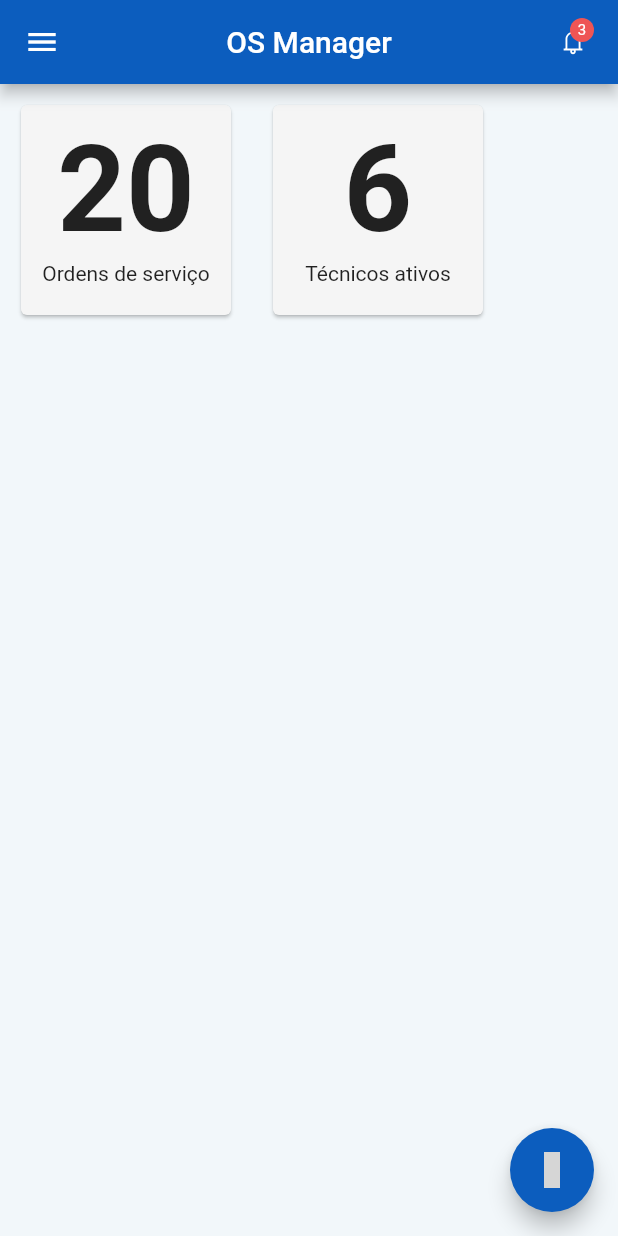
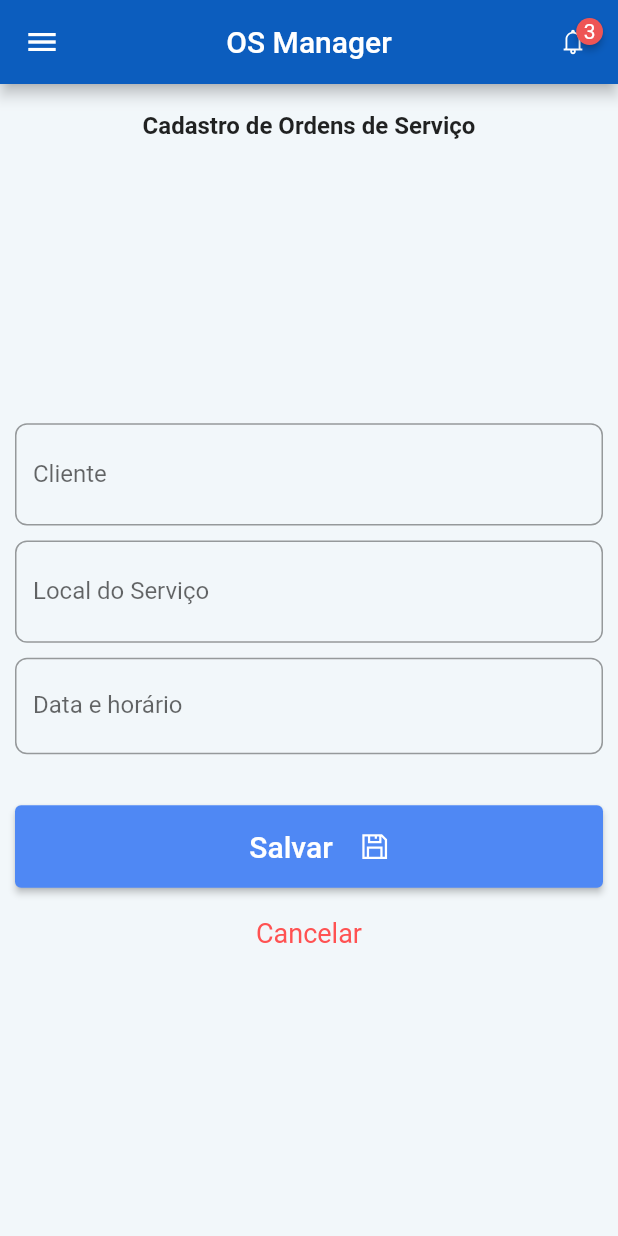
Before and after one commit to MarcioJCarvalho/os_manager, a Flutter app: the screen it shows after launch, after a tap on an icon or button, on a phone screen of 412 x 824 dp. Run offline on Flutter 3.47's test engine with Material 2 defaults, Android fonts, the phone set to English and light mode, and no system bars; drawn by our look-alikes of badges; our stand-ins replace animated_splash_screen, line_icons, lottie; network calls fail; Roboto replaces fonts that are missing (Montserrat); grey boxes are pictures that could not be loaded.

Commit message:
tela de home com lista de OS com tela de cadastro

```diff
--- a/lib/app.dart
+++ b/lib/app.dart
@@ -6,6 +6,7 @@ import 'package:os_manager/pages/equipamento/lista.dart';
 import 'package:os_manager/pages/home/home.dart';
 import 'package:os_manager/pages/login.dart';
 import 'package:os_manager/pages/ocorrencia/lista.dart';
+import 'package:os_manager/pages/os/cadastro.dart';
 import 'package:os_manager/pages/os/lista.dart';
 import 'package:os_manager/pages/splash.dart';
 import 'package:os_manager/pages/tecnico/lista.dart';
@@ -18,9 +19,9 @@ class App extends StatelessWidget {
   Widget build(BuildContext context) {
     SystemChrome.setSystemUIOverlayStyle(
       SystemUiOverlayStyle(
-          statusBarColor: primaryColor,
-          systemNavigationBarColor: primaryColor,
-        ),
+        statusBarColor: primaryColor,
+        systemNavigationBarColor: primaryColor,
+      ),
     );
     return MaterialApp(
       debugShowCheckedModeBanner: false,
@@ -31,6 +32,7 @@ class App extends StatelessWidget {
         "home": (context) => const Home(),
         "login": (context) => const Login(),
         "osLista": (context) => const OsLista(),
+        "osCadastro": (context) => const Cadastro(),
         "tecnicoLista": (context) => const TecnicoLista(),
         "clienteLista": (context) => const ClienteLista(),
         "colaboradorLista": (context) => const ColaboradorLista(),
--- a/lib/menu.dart
+++ b/lib/menu.dart
@@ -12,12 +12,11 @@ class Menu extends StatelessWidget {
         padding: EdgeInsets.zero,
         children: <Widget>[
           UserAccountsDrawerHeader(
-            accountEmail: Text("consinha_amarelo@email.com"),
+            accountEmail: Text("corsinha_amarelo@email.com"),
             accountName: Text("Mc Champinho"),
             currentAccountPicture: CircleAvatar(
               backgroundImage: NetworkImage(
-                'https://pbs.twimg.com/profile_images/2456322047/004XJm-y7WR-_-mc-champions-e-gu-do-vaz-de-lima-pode-vi_400x400.jpg'
-              ),
+                  'https://pbs.twimg.com/profile_images/2456322047/004XJm-y7WR-_-mc-champions-e-gu-do-vaz-de-lima-pode-vi_400x400.jpg'),
             ),
             decoration: const BoxDecoration(
               color: Color(0xFF0C5DBE),
--- a/lib/pages/home/home.dart
+++ b/lib/pages/home/home.dart
@@ -3,6 +3,7 @@ import 'package:line_icons/line_icons.dart';
 import 'package:os_manager/menu.dart';
 import 'package:os_manager/pages/home/home_content.dart';
 import 'package:os_manager/utils/colors.dart';
+import 'package:badges/badges.dart';
 
 class Home extends StatelessWidget {
   const Home({Key? key}) : super(key: key);
@@ -29,8 +30,12 @@ class Home extends StatelessWidget {
                       child: Container(
                           width: 20,
                           child: Badge(
-                            backgroundColor: dangerColor,
-                            label: const Text('3'),
+                            showBadge: true,
+                            badgeColor: dangerColor,
+                            badgeContent: const Text(
+                              '3',
+                              style: TextStyle(color: Colors.white),
+                            ),
                             child: const Icon(
                               LineIcons.bell,
                             ),
--- a/lib/pages/home/home_content.dart
+++ b/lib/pages/home/home_content.dart
@@ -2,6 +2,8 @@ import 'package:flutter/material.dart';
 import 'package:line_icons/line_icons.dart';
 import 'package:os_manager/pages/home/widgets/card_os.dart';
 import 'package:os_manager/pages/home/widgets/card_tecnico.dart';
+import 'package:os_manager/pages/home/widgets/list_os.dart';
+import 'package:os_manager/rotas.dart';
 import 'package:os_manager/utils/colors.dart';
 
 class HomeContent extends StatelessWidget {
@@ -11,31 +13,47 @@ class HomeContent extends StatelessWidget {
   Widget build(BuildContext context) {
     return Scaffold(
       backgroundColor: grayColor,
-      body: SingleChildScrollView(
-        child: Container(
+      body: Column(
+        children: <Widget>[
+          Expanded(
+              flex: 3,
               child: Row(
-            crossAxisAlignment: CrossAxisAlignment.center,
                 children: [
-              CardOs(),
-              CardTecnico(),
+                  Expanded(flex: 5, child: CardOs()),
+                  Expanded(flex: 5, child: CardTecnico()),
+                ],
+              )),
+          Row(
+            mainAxisAlignment: MainAxisAlignment.start,
+            children: [
+              Padding(padding: const EdgeInsets.all(8)),
+              Text(
+                "Ordens de Serviço",
+                style: TextStyle(
+                  fontSize: 16,
+                  fontFamily: 'Montserrat',
+                  fontWeight: FontWeight.bold,
+                ),
+              ),
             ],
           ),
+          Expanded(flex: 9, child: ListOs()),
+        ],
       ),
-      ),
-      floatingActionButton: _actionButton(),
+      floatingActionButton: _actionButton(context),
     );
   }
 
-  FloatingActionButton _actionButton(){
+  FloatingActionButton _actionButton(BuildContext context) {
     return FloatingActionButton(
       hoverColor: secundaryColor,
       tooltip: "Criar nova OS",
       onPressed: () {
         // Navegar para cadastro de OS
+        Navigator.pushNamed(context, Rotas.OS_CADASTRO);
       },
       backgroundColor: primaryColor,
       child: const Icon(LineIcons.medicalNotes),
     );
   }
-
 }
--- a/lib/pages/home/widgets/card_os.dart
+++ b/lib/pages/home/widgets/card_os.dart
@@ -1,5 +1,4 @@
 import 'package:flutter/material.dart';
-import 'package:line_icons/line_icon.dart';
 
 class CardOs extends StatelessWidget {
   const CardOs({Key? key}) : super(key: key);
@@ -7,21 +6,21 @@ class CardOs extends StatelessWidget {
   @override
   Widget build(BuildContext context) {
     return Container(
-      padding: EdgeInsets.all(10.0),
+      padding: const EdgeInsets.all(10.0),
       child: Center(
         child: Column(
           children: <Widget>[
             Card(
               color: Colors.grey[100],
               child: Container(
-                height: 140,
-                width: 140,
-                padding: EdgeInsets.all(10),
+                height: 145,
+                width: 145,
+                padding: const EdgeInsets.all(10),
                 child: Column(
                     crossAxisAlignment: CrossAxisAlignment.center,
-                    children: <Widget>[
+                    children: [
                       Text(
-                        "20",
+                        "6",
                         style: TextStyle(
                           fontFamily: 'Montserrat',
                           fontWeight: FontWeight.bold,
@@ -33,10 +32,12 @@ class CardOs extends StatelessWidget {
                       Text(
                         "Ordens de serviço",
                         style: TextStyle(
-                          fontSize: 14,
+                          fontSize: 12,
                           fontFamily: 'Montserrat',
                         ),
-                      )
+                        maxLines: 1,
+                        overflow: TextOverflow.ellipsis,
+                      ),
                     ]),
               ),
             ),
--- a/lib/pages/home/widgets/card_tecnico.dart
+++ b/lib/pages/home/widgets/card_tecnico.dart
@@ -6,21 +6,19 @@ class CardTecnico extends StatelessWidget {
   @override
   Widget build(BuildContext context) {
     return Container(
-      padding: EdgeInsets.all(10.0),
+      padding: const EdgeInsets.all(10.0),
       child: Center(
         child: Column(
           children: <Widget>[
             Card(
               color: Colors.grey[100],
               child: Container(
-                height: 140,
-                width: 140,
-                padding: EdgeInsets.all(10),
-                child: Column(
-                    crossAxisAlignment: CrossAxisAlignment.center,
-                    children: <Widget>[
+                height: 145,
+                width: 145,
+                padding: const EdgeInsets.all(10),
+                child: Column(children: [
                   Text(
-                        "6",
+                    "3",
                     style: TextStyle(
                       fontFamily: 'Montserrat',
                       fontWeight: FontWeight.bold,
@@ -32,10 +30,12 @@ class CardTecnico extends StatelessWidget {
                   Text(
                     "Técnicos ativos",
                     style: TextStyle(
-                          fontSize: 14,
+                      fontSize: 12,
                       fontFamily: 'Montserrat',
                     ),
-                      )
+                    maxLines: 1,
+                    overflow: TextOverflow.ellipsis,
+                  ),
                 ]),
               ),
             ),
--- /dev/null
+++ b/lib/pages/home/widgets/list_os.dart
@@ -0,0 +1,58 @@
+import 'package:flutter/material.dart';
+import 'package:os_manager/pages/os/widgets/card.dart';
+
+class ListOs extends StatelessWidget {
+  const ListOs({Key? key}) : super(key: key);
+
+  final String cliente = '';
+  final String data = '';
+  final String endereco = '';
+
+  @override
+  Widget build(BuildContext context) {
+    return Container(
+      padding: const EdgeInsets.all(8),
+      child: SingleChildScrollView(
+        child: Column(children: <Widget>[
+          SingleChildScrollView(
+            scrollDirection: Axis.vertical,
+            child: Column(
+              children: [
+                CardOS(
+                  cliente: 'Cliente1',
+                  data: '10/04/2023',
+                  endereco: 'Av Principal',
+                ),
+                CardOS(
+                  cliente: 'Cliente2',
+                  data: '30/04/2023',
+                  endereco: 'Rua 1',
+                ),
+                CardOS(
+                  cliente: 'Cliente3',
+                  data: '15/04/2023',
+                  endereco: 'Rua 2',
+                ),
+                CardOS(
+                  cliente: 'Cliente4',
+                  data: '01/04/2023',
+                  endereco: 'Av Principal 2',
+                ),
+                CardOS(
+                  cliente: 'Cliente5',
+                  data: '10/04/2023',
+                  endereco: 'Av Principal',
+                ),
+                CardOS(
+                  cliente: 'Cliente6',
+                  data: '05/04/2023',
+                  endereco: 'Rua 3',
+                ),
+              ],
+            ),
+          ),
+        ]),
+      ),
+    );
+  }
+}
--- a/lib/pages/os/cadastro.dart
+++ b/lib/pages/os/cadastro.dart
@@ -0,0 +1,60 @@
+import 'package:badges/badges.dart';
+import 'package:flutter/material.dart';
+import 'package:line_icons/line_icons.dart';
+import 'package:os_manager/menu.dart';
+import 'package:os_manager/pages/os/cadastro_content.dart';
+import 'package:os_manager/utils/colors.dart';
+
+class Cadastro extends StatelessWidget {
+  const Cadastro({ Key? key }) : super(key: key);
+
+  @override
+  Widget build(BuildContext context) {
+    return LayoutBuilder(builder: (context, constraints) {
+      final bool isMobile = constraints.maxWidth < 600;
+      return Scaffold(
+        appBar: AppBar(
+            centerTitle: isMobile,
+            backgroundColor: primaryColor,
+            automaticallyImplyLeading: isMobile,
+            // logo
+            title: const Text('OS Manager'),
+            actions: <Widget>[
+              Container(
+                padding: const EdgeInsets.only(
+                  right: 20,
+                ),
+                child: Stack(
+                  children: [
+                    Center(
+                      child: Container(
+                          width: 20,
+                          child: Badge(
+                            showBadge: true,
+                            badgeColor: dangerColor,
+                            badgeContent: const Text(
+                              '3',
+                              style: TextStyle(color: Colors.white),
+                            ),
+                            child: const Icon(
+                              LineIcons.bell,
+                            ),
+                          )),
+                    ),
+                  ],
+                ),
+              ),
+            ]),
+        drawer: const Menu(),
+        body: isMobile
+            ? const CadastroContent()
+            : Row(
+                children: const <Widget>[
+                  Menu(),
+                  Expanded(child: CadastroContent()),
+                ],
+              ),
+      );
+    });
+  }
+}
--- /dev/null
+++ b/lib/pages/os/cadastro_content.dart
@@ -0,0 +1,42 @@
+import 'package:flutter/material.dart';
+import 'package:os_manager/pages/os/widgets/form.dart';
+import 'package:os_manager/utils/colors.dart';
+
+class CadastroContent extends StatelessWidget {
+  const CadastroContent({Key? key}) : super(key: key);
+
+  @override
+  Widget build(BuildContext context) {
+    return Scaffold(
+      backgroundColor: grayColor,
+      body: Container(
+        margin: const EdgeInsets.all(5),
+        padding: const EdgeInsets.all(5),
+        child: Column(
+          children: <Widget>[
+            Row(
+              mainAxisAlignment: MainAxisAlignment.center,
+              children: [
+                Padding(padding: const EdgeInsets.only(top: 35)),
+                Text(
+                  "Cadastro de Ordens de Serviço",
+                  style: TextStyle(
+                    fontSize: 16,
+                    fontFamily: 'Montserrat',
+                    fontWeight: FontWeight.bold,
+                  ),
+                ),
+              ],
+            ),
+            Expanded(
+                child: Row(
+              children: [
+                Expanded(child: Formulario()),
+              ],
+            )),
+          ],
+        ),
+      ),
+    );
+  }
+}
--- /dev/null
+++ b/lib/pages/os/widgets/card.dart
@@ -0,0 +1,87 @@
+import 'package:flutter/material.dart';
+
+// ignore: must_be_immutable
+class CardOS extends StatelessWidget {
+  String cliente;
+  String endereco;
+  String data;
+
+  CardOS(
+      {Key? key,
+      required this.cliente,
+      required this.endereco,
+      required this.data})
+      : super(key: key);
+
+  @override
+  Widget build(BuildContext context) {
+    return Column(
+      crossAxisAlignment: CrossAxisAlignment.start,
+      children: [
+        SizedBox(height: 10),
+        RawMaterialButton(
+          fillColor: Colors.white,
+          onPressed: () => {},
+          elevation: 2,
+          shape: RoundedRectangleBorder(
+              borderRadius: BorderRadius.all(Radius.circular(12))),
+          child: IntrinsicHeight(
+            child: Row(
+              children: [
+                SizedBox(height: 80, width: 30),
+                Text("8:50",
+                    style: TextStyle(color: Colors.black, fontSize: 16)),
+                VerticalDivider(
+                  width: 50,
+                  thickness: 1,
+                  endIndent: 10,
+                  color: Colors.grey,
+                  indent: 10,
+                ),
+                Expanded(
+                  child: Column(
+                    mainAxisAlignment: MainAxisAlignment.center,
+                    crossAxisAlignment: CrossAxisAlignment.start,
+                    children: [
+                      Text(cliente,
+                          style: TextStyle(
+                              fontWeight: FontWeight.bold, fontSize: 16)),
+                      SizedBox(height: 3),
+                      Text(endereco,
+                          style: TextStyle(
+                              fontWeight: FontWeight.bold, fontSize: 16)),
+                      Text(data,
+                          style: TextStyle(
+                              fontWeight: FontWeight.bold, fontSize: 16)),
+                    ],
+                  ),
+                ),
+                Icon(Icons.arrow_forward_ios),
+              ],
+            ),
+          ),
+        ),
+      ],
+    );
+    // Container(
+    //   margin: const EdgeInsets.all(5),
+    //   height: 100,
+    //   padding: const EdgeInsets.all(5),
+    //   decoration: BoxDecoration(
+    //     color: Colors.grey.shade300,
+    //     borderRadius: BorderRadius.circular(10),
+    //   ),
+    //   child: Row(
+    //     children: [
+    //       Column(
+    //         children: [
+    //           Text(cliente),
+    //           Text(endereco),
+    //           Text(data),
+    //         ],
+    //       ),
+    //     ],
+    //   ),
+    // );
+  }
+}
--- /dev/null
+++ b/lib/pages/os/widgets/form.dart
@@ -0,0 +1,132 @@
+import 'package:flutter/material.dart';
+import 'package:line_icons/line_icons.dart';
+import 'package:os_manager/rotas.dart';
+
+class Formulario extends StatefulWidget {
+  const Formulario({Key? key}) : super(key: key);
+
+  @override
+  State<Formulario> createState() => _FormularioState();
+}
+
+class _FormularioState extends State<Formulario> {
+  final _nomeCliente = TextEditingController();
+  final _enderecoCliente = TextEditingController();
+  final _dataAgendamento = TextEditingController();
+  final _form = GlobalKey<FormState>();
+
+  _salvar(BuildContext context) {
+    if (_form.currentState!.validate()) {
+      // futuramente salvar o cadastro
+      Navigator.pushNamed(context, Rotas.HOME);
+      ScaffoldMessenger.of(context).showSnackBar(
+        const SnackBar(
+            content: Text('Ordem de serviço cadastrada com sucesso!')),
+      );
+    }
+  }
+
+  _cancelar() {
+    Navigator.pushNamed(context, Rotas.HOME);
+  }
+
+  @override
+  Widget build(BuildContext context) {
+    return Form(
+      // para recuperar os dados do form posteriormente
+      key: _form,
+      child: SingleChildScrollView(
+        child: Column(children: [
+          TextFormField(
+            controller: _nomeCliente,
+            style: const TextStyle(fontSize: 16),
+            decoration: InputDecoration(
+                border: OutlineInputBorder(
+                  borderRadius: BorderRadius.all(Radius.circular(8)),
+                ),
+                labelText: 'Cliente',
+                prefix: Icon(LineIcons.user)),
+            keyboardType: TextInputType.name,
+            validator: (value) {
+              if (value!.isEmpty) {
+                return 'O nome do cliente é obtigatório';
+              }
+            },
+          ),
+          SizedBox(height: 10),
+          TextFormField(
+            controller: _enderecoCliente,
+            style: const TextStyle(fontSize: 16),
+            decoration: InputDecoration(
+                border: OutlineInputBorder(
+                  borderRadius: BorderRadius.all(Radius.circular(8)),
+                ),
+                labelText: 'Local do Serviço',
+                prefix: Icon(LineIcons.mapMarker)),
+            keyboardType: TextInputType.name,
+            validator: (value) {
+              if (value!.isEmpty) {
+                return 'O local do Serviço é obtigatório';
+              }
+            },
+          ),
+          SizedBox(height: 10),
+          TextFormField(
+            controller: _dataAgendamento,
+            style: const TextStyle(fontSize: 16),
+            decoration: InputDecoration(
+                border: OutlineInputBorder(
+                  borderRadius: BorderRadius.all(Radius.circular(8)),
+                ),
+                labelText: 'Data e horário',
+                prefix: Icon(LineIcons.calendarWithDayFocus)),
+            keyboardType: TextInputType.datetime,
+            validator: (value) {
+              if (value!.isEmpty) {
+                return 'A data do agendamento é obtigatório';
+              }
+            },
+          ),
+          SizedBox(height: 10),
+          Container(
+            alignment: Alignment.bottomCenter,
+            margin: const EdgeInsets.only(top: 24),
+            child: ElevatedButton(
+              onPressed: () {
+                _salvar(context);
+              },
+              child: Row(
+                mainAxisAlignment: MainAxisAlignment.center,
+                children: [
+                  Padding(
+                    padding: EdgeInsets.all(16),
+                    child: Text(
+                      'Salvar',
+                      style: TextStyle(fontSize: 20),
+                    ),
+                  ),
+                  Icon(LineIcons.save)
+                ],
+              ),
+            ),
+          ),
+          SizedBox(height: 20),
+          GestureDetector(
+            onTap: () {
+              _cancelar();
+            },
+            child: Row(
+              mainAxisAlignment: MainAxisAlignment.center,
+              children: [
+                Text(
+                  'Cancelar',
+                  style: TextStyle(fontSize: 18, color: Colors.redAccent),
+                ),
+              ],
+            ),
+          )
+        ]),
+      ),
+    );
+  }
+}
--- a/lib/pages/splash.dart
+++ b/lib/pages/splash.dart
@@ -9,7 +9,7 @@ class Splash extends StatelessWidget {
   @override
   Widget build(BuildContext context) {
     return AnimatedSplashScreen(
-      splash: Lottie.asset('lottiefiles/132689-rocket-launch.json'),
+      splash: Lottie.asset('assets/lottiefiles/132689-rocket-launch.json'),
       backgroundColor: primaryColor,
       nextScreen: const Home(),
       duration: 4000,
--- a/lib/rotas.dart
+++ b/lib/rotas.dart
@@ -3,6 +3,7 @@ class Rotas {
   static const HOME = 'home';
   static const LOGIN = 'login';
   static const OS_LISTA = 'osLista';
+  static const OS_CADASTRO = 'osCadastro';
   static const TECNICO_LISTA = 'tecnicoLista';
   static const COLABORADOR_LISTA = 'colaboradorLista';
   static const CLIENTE_LISTA = 'clienteLista';
--- a/pubspec.yaml
+++ b/pubspec.yaml
@@ -28,6 +28,7 @@ environment:
 # versions available, run `flutter pub outdated`.
 dependencies:
   line_icons: ^2.0.0
+  badges: ^2.0.3
   animated_splash_screen: ^1.3.0
   lottie: ^1.4.2
   flutter:
```
Also changed, not shown: pubspec.lock. Lines whose indentation alone changed are shown as unchanged.
